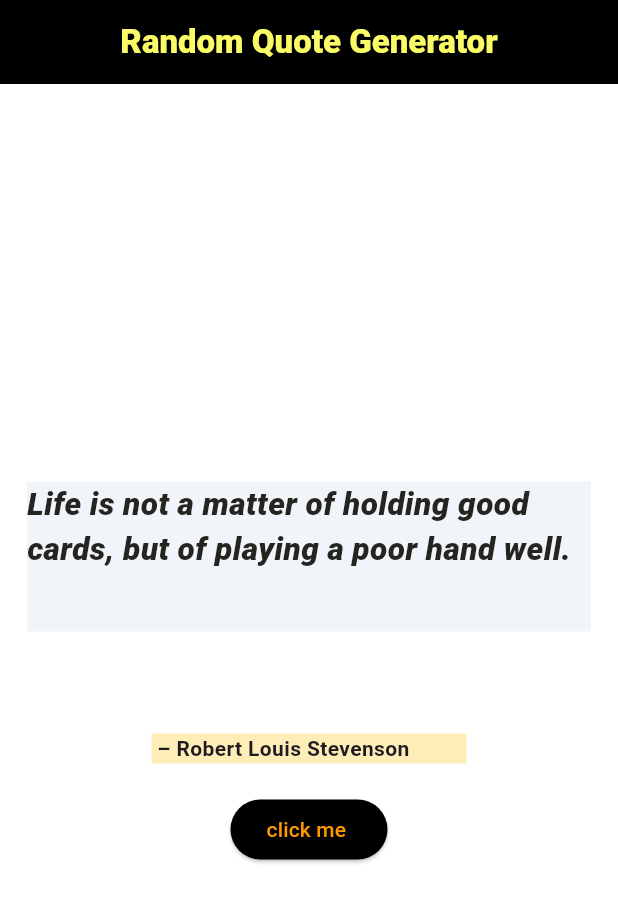
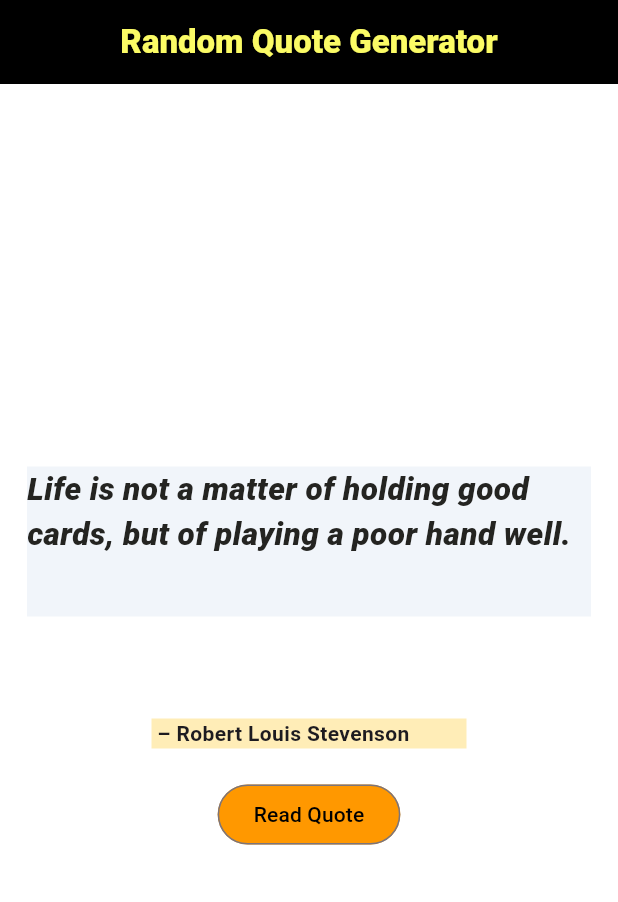
Before and after one commit to Aalokkumar0/random_quota_generator_app, a Flutter app: the screen it shows after launch, on a phone screen of 412 x 824 dp. Shown: the top 902 px of the screen. Run offline on Flutter 3.47's test engine with Material 3 defaults, Android fonts, the phone set to English and light mode, and no system bars; our stand-ins replace logger.

Commit message:
read Quote button

```diff
--- a/random_quota_generator_app4/lib/screen/quote_screen.dart
+++ b/random_quota_generator_app4/lib/screen/quote_screen.dart
@@ -57,6 +57,8 @@ class _QuoteScreenState extends State<QuoteScreen> {
               style: TextStyle(fontWeight: FontWeight.bold),
             ),
           ),
+
+          /*
           SizedBox(height: 20),
           ElevatedButton(
             style: ElevatedButton.styleFrom(
@@ -68,9 +70,10 @@ class _QuoteScreenState extends State<QuoteScreen> {
             },
             child: Text("click me "),
           ),
+          */
 
-          /* SizedBox(height: 20),
-          //OutliedButton
+          SizedBox(height: 20),
+          // OutliedButton
           OutlinedButton(
             style: OutlinedButton.styleFrom(
               backgroundColor: Colors.orange,
@@ -79,10 +82,12 @@ class _QuoteScreenState extends State<QuoteScreen> {
             onPressed: () {
               Logger().d("-Outline Button Clicked-");
             },
-            child: Text("Click me 2"),
+            child: Text("Read Quote"),
           ),
 
           SizedBox(height: 20),
+
+          /*
 
           // textButton
           TextButton(
@@ -102,9 +107,8 @@ class _QuoteScreenState extends State<QuoteScreen> {
             ),
             child: Text("Click Me"),
           ),
-          */
 
-
+        */
 
         ],
       ),
```
